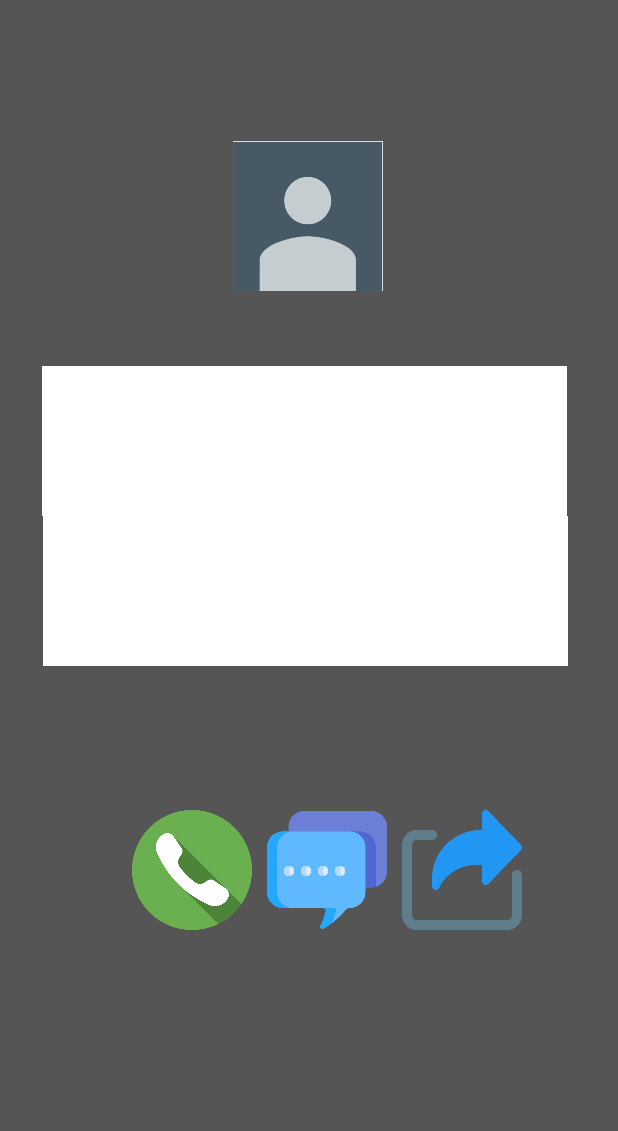
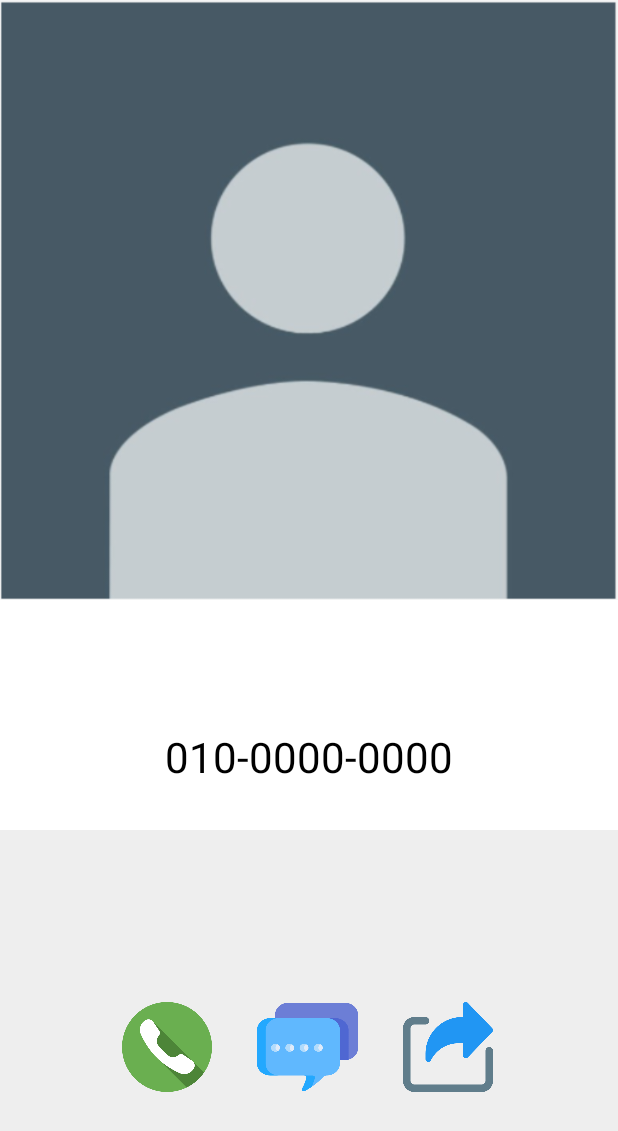
Before and after one commit to wkcho99/molip1, an Android app: the ContactActivity screen opened directly, with no data from a screen before it, on a phone screen of 412 x 824 dp. Shown: the top 1131 px of the screen. Run offline under Robolectric (Android 15) with nearby library versions, the light colour scheme and no system bars; 1 statement that could not run was skipped.

Commit message:
contacts UI done

```diff
--- /dev/null
+++ b/app/src/main/res/font/font.xml
@@ -0,0 +1,4 @@
+<?xml version="1.0" encoding="utf-8"?>
+<font-family xmlns:android="http://schemas.android.com/apk/res/android">
+    <font android:font="@font/samaeul"/>
+</font-family>
--- a/app/src/main/res/layout/contact_popup.xml
+++ b/app/src/main/res/layout/contact_popup.xml
@@ -10,107 +10,117 @@
     <androidx.constraintlayout.widget.ConstraintLayout
         android:layout_width="fill_parent"
         android:layout_height="fill_parent"
-        android:background="#555555"
+        android:background="#EEEEEE"
         android:orientation="vertical">
 
         <LinearLayout
             android:id="@+id/NAME"
-            android:layout_width="350dp"
-            android:layout_height="100dp"
-            android:layout_marginTop="50dp"
+            android:layout_width="match_parent"
+            android:layout_height="wrap_content"
             android:background="#FFFFFF"
             app:layout_constraintBottom_toTopOf="@id/NUMBER"
-            app:layout_constraintHorizontal_bias="0.454"
+            app:layout_constraintHorizontal_bias="0.3"
             app:layout_constraintLeft_toLeftOf="parent"
             app:layout_constraintRight_toRightOf="parent"
             app:layout_constraintTop_toBottomOf="@id/profile">
 
             <TextView
                 android:id="@+id/name"
+                android:fontFamily="@font/notesanskr_regular"
+                android:includeFontPadding="false"
                 android:layout_width="match_parent"
                 android:layout_height="60dp"
                 android:layout_gravity="center"
+                android:layout_marginTop="10dp"
                 android:gravity="center"
+                android:text="조원경"
                 android:textColor="#ff000000"
-                android:textSize="30sp"
+                android:textSize="36sp"
                 android:textStyle="bold" />
 
         </LinearLayout>
 
         <LinearLayout
             android:id="@+id/NUMBER"
-            android:layout_width="350dp"
-            android:layout_height="100dp"
+            android:fontFamily="@font/notesanskr_regular"
+            android:includeFontPadding="false"
+            android:layout_width="match_parent"
+            android:layout_height="wrap_content"
             android:background="#FFFFFF"
             android:orientation="vertical"
-            app:layout_constraintHorizontal_bias="0.459"
+            app:layout_constraintHorizontal_bias="0.5"
             app:layout_constraintLeft_toLeftOf="parent"
             app:layout_constraintRight_toRightOf="parent"
             app:layout_constraintTop_toBottomOf="@id/NAME">
 
+
+            <!--            <TextView-->
+            <!--                android:layout_width="match_parent"-->
+            <!--                android:layout_height="30dp"-->
+            <!--                android:layout_gravity="center_horizontal"-->
+            <!--                android:layout_marginLeft="5dp"-->
+            <!--                android:textSize="20sp" />-->
+
+            <TextView
+                android:id="@+id/number"
+
+                android:layout_width="match_parent"
+                android:layout_height="wrap_content"
+                android:layout_gravity="center"
+                android:layout_marginTop="15dp"
+                android:gravity="center"
+                android:text="010-0000-0000"
+                android:textColor="#ff000000"
+                android:textSize="28sp" />
+
             <TextView
                 android:id="@+id/blank"
                 android:layout_width="250dp"
-                android:layout_height="10dp"
+                android:layout_height="30dp"
                 android:text="" />
-
-            <TextView
-                android:layout_width="match_parent"
-                android:layout_height="30dp"
-                android:layout_gravity="center_horizontal"
-                android:layout_marginLeft="5dp"
-                android:textSize="20sp" />
-
-            <TextView
-                android:id="@+id/number"
-                android:layout_width="match_parent"
-                android:layout_height="30dp"
-                android:layout_gravity="center"
-                android:gravity="center"
-                android:textColor="#ff000000"
-                android:textSize="25sp" />
-
         </LinearLayout>
 
         <ImageView
             android:id="@+id/profile"
-            android:layout_width="100dp"
-            android:layout_height="100dp"
-            android:layout_marginTop="50dp"
-            android:background="@drawable/basic_profile"
+            android:layout_width="match_parent"
+            android:layout_height="400dp"
+            android:background="@drawable/profile1"
             app:layout_constraintBottom_toBottomOf="parent"
-            app:layout_constraintHorizontal_bias="0.498"
+            app:layout_constraintHorizontal_bias="1.0"
             app:layout_constraintLeft_toLeftOf="parent"
             app:layout_constraintRight_toRightOf="parent"
             app:layout_constraintTop_toTopOf="parent"
-            app:layout_constraintVertical_bias="0.065" />
+            app:layout_constraintVertical_bias="0.0" />
+
         <LinearLayout
             android:layout_width="wrap_content"
-            android:layout_height="198dp"
-            android:layout_marginStart="88dp"
-
-            android:layout_marginTop="540dp"
-            app:layout_constraintStart_toStartOf="parent"
-            app:layout_constraintTop_toTopOf="parent">
+            android:layout_height="wrap_content"
+            android:layout_marginStart="132dp"
+            android:layout_marginTop="764dp"
+            android:layout_marginEnd="134dp"
+            android:layout_marginBottom="96dp"
+            app:layout_constraintBottom_toBottomOf="parent"
+            app:layout_constraintEnd_toEndOf="parent"
+            app:layout_constraintStart_toStartOf="parent">
 
             <Button
                 android:id="@+id/button2"
-                android:layout_width="80dp"
-                android:layout_height="80dp"
-                android:layout_marginRight="10dp"
+                android:layout_width="60dp"
+                android:layout_height="60dp"
+                android:layout_marginRight="30dp"
                 android:background="@drawable/call" />
 
             <Button
                 android:id="@+id/button3"
-                android:layout_width="80dp"
-                android:layout_height="80dp"
-                android:layout_marginRight="10dp"
+                android:layout_width="67dp"
+                android:layout_height="60dp"
+                android:layout_marginRight="30dp"
                 android:background="@drawable/comments" />
 
             <Button
                 android:id="@+id/button4"
-                android:layout_width="80dp"
-                android:layout_height="80dp"
+                android:layout_width="60dp"
+                android:layout_height="60dp"
                 android:background="@drawable/share" />
 
         </LinearLayout>
--- a/app/src/main/res/values/colors.xml
+++ b/app/src/main/res/values/colors.xml
@@ -7,4 +7,5 @@
     <color name="teal_700">#FF018786</color>
     <color name="black">#FF000000</color>
     <color name="white">#FFFFFFFF</color>
+    <color name="beige">#B7AfA3</color>
 </resources>
--- a/app/src/main/res/values/themes.xml
+++ b/app/src/main/res/values/themes.xml
@@ -2,9 +2,9 @@
     <!-- Base application theme. -->
     <style name="Theme.Week1" parent="Theme.AppCompat.Light.DarkActionBar">
         <!-- Primary brand color. -->
-        <item name="colorPrimary">@color/purple_500</item>
-        <item name="colorPrimaryDark">@color/purple_700</item>
-        <item name="colorAccent">@color/teal_200</item>
+        <item name="colorPrimary">@color/beige</item>
+        <item name="colorPrimaryDark">@color/beige</item>
+        <item name="colorAccent">@color/beige</item>
         <!-- Customize your theme here. -->
     </style>
     <style name="Theme.Week1.NoActionBar">
```
Also changed, not shown: app/src/main/res/drawable/search.xml (added, +44 -0 lines), app/src/main/res/layout/activity_main.xml (+13 -9 lines), app/src/main/res/layout/fragment_first.xml (+6 -2 lines), app/src/main/res/layout/item_list.xml (+12 -9 lines), app/src/main/res/layout/loading.xml (+8 -7 lines), app/src/main/res/drawable/fish.png (added), 7 other files.
